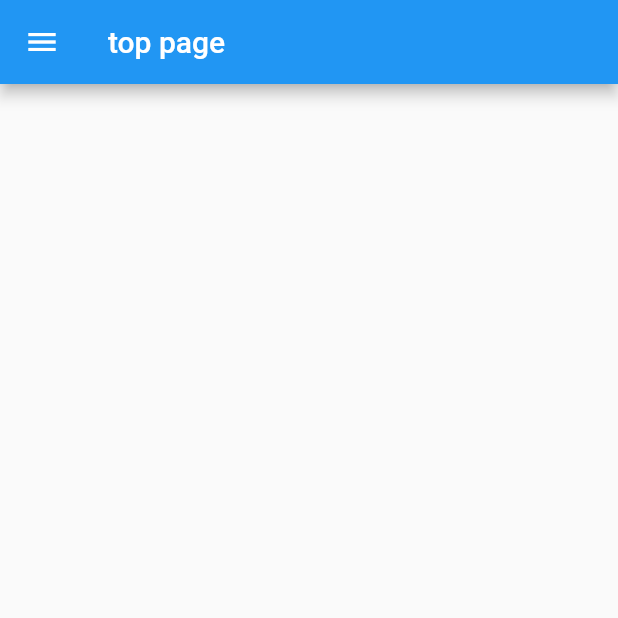
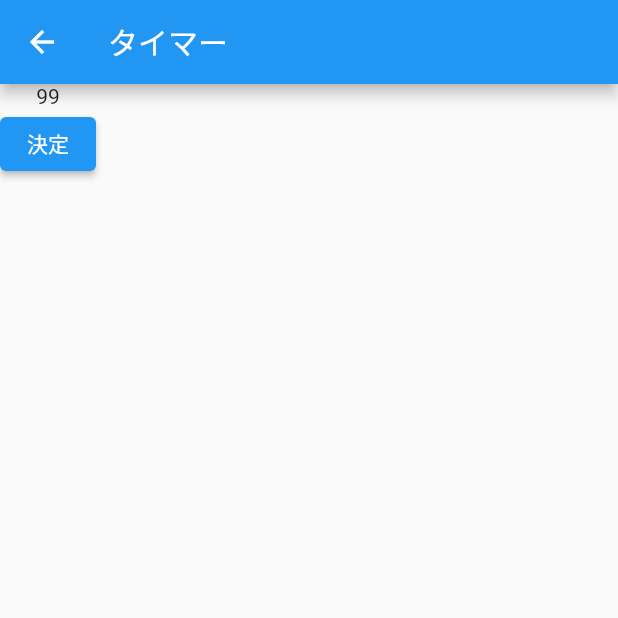
Before and after one commit to tdoke2000/benesse_hackason, a Flutter app: the screen it shows after launch, in the side drawer, after a tap on "今日のto do選択", on a phone screen of 412 x 824 dp, the top half of it. Run offline on Flutter 3.47's test engine with Material 2 defaults, Android fonts, the phone set to English and light mode, and no system bars; our stand-ins replace video_player; Roboto replaces fonts that are missing (ZenKakuGothicNew).

Commit message:
フォント、音楽、タイマーの初期追加

```diff
--- /dev/null
+++ b/lib/clock.dart
@@ -0,0 +1,60 @@
+import 'package:flutter/material.dart';
+import 'dart:async';
+import 'main.dart';
+
+class CountdownPage extends StatefulWidget {
+  CountdownPage(this.List_Weekly,this.List_Daily);
+  List<String> List_Weekly;
+  List<String> List_Daily;
+
+  @override
+  State<CountdownPage> createState() => _CountdownPageState(List_Weekly,List_Daily);
+}
+
+class _CountdownPageState extends State<CountdownPage> {
+  _CountdownPageState(this.List_Weekly,this.List_Daily);
+  List<String> List_Weekly;
+  List<String> List_Daily;
+  // カウンター
+  int _counter = 100;
+
+  @override
+  void initState() {
+    super.initState();
+    // 1. Timer.periodic : 新しい繰り返しタイマーを作成します
+    // 1秒ごとに _counterを1ずつ足していく
+    Timer.periodic(
+      // 第一引数：繰り返す間隔の時間を設定
+      const Duration(seconds: 1),
+      // 第二引数：その間隔ごとに動作させたい処理を書く
+          (Timer timer) {
+        _counter--;
+        setState(() {});
+      },
+    );
+  }
+  @override
+  Widget build(BuildContext context) {
+    return Scaffold(
+      appBar: AppBar(
+        title: const Text('タイマー'),
+      ),
+      body: Column(
+        children: [
+          Text(_counter.toString()),
+          ElevatedButton(
+            child: Text("決定"),
+            onPressed: () {
+              Navigator.push(
+              context,
+              MaterialPageRoute(
+                builder: (BuildContext context) => Home(List_Weekly,List_Daily),
+              ),
+              );
+            },
+          ),
+        ],
+      ),
+    );
+  }
+}
--- a/lib/daily_task.dart
+++ b/lib/daily_task.dart
@@ -2,13 +2,7 @@ import 'package:flutter/material.dart';
 import 'main.dart';
 
 class DailyTask extends StatefulWidget {
-<<<<<<< HEAD
   const DailyTask({Key? key}) : super(key: key);
-=======
-  DailyTask(this.map_weekly_name);
-  Map map_weekly_name;
-
->>>>>>> f9453928cb14ef58a9d9e5b508a45395574f1013
   @override
   State<DailyTask> createState() => _DailyTaskState();
 }
--- a/lib/main.dart
+++ b/lib/main.dart
@@ -1,6 +1,8 @@
 import 'package:flutter/material.dart';
 import 'weekly_task.dart';
 import 'daily_task.dart';
+import 'music.dart';
+import 'clock.dart';
 
 void main() {
   runApp(MyApp());
@@ -42,12 +44,14 @@ class MyApp extends StatelessWidget {
   @override
   Widget build(BuildContext context) {
     return MaterialApp(
-      theme: ThemeData(fontFamily: 'ZenKakuGothicNew'),
+      theme: ThemeData(fontFamily: 'ZenKakuGothicNew'), //オリジナルフォントの利用
       home: Home(List_Weekly,List_Daily),
       routes: {
         "/Home": (context) => Home(List_Weekly,List_Daily),
         "/WeeklyTask": (BuildContext context) => WeeklyTask(),
-        "/DailyTask": (BuildContext context) => DailyTask(map_weekly_name),
+        "/DailyTask": (BuildContext context) => DailyTask(),
+        "/Music": (BuildContext context) => AudioPlayerPage(List_Weekly,List_Daily),
+        "/Timer": (BuildContext context) => CountdownPage(List_Weekly,List_Daily),
       },
     );
   }
@@ -95,7 +99,8 @@ class _HomeState extends State<Home> {
             ListTile(
               title: Text('今日のto do選択'),
               onTap: () {
-                Navigator.pop(context);
+                //Navigator.pop(context)
+                Navigator.of(context).pushNamed("/Timer"); //動作確認も兼ねて仮設定
               },
             ),
             ListTile(
@@ -113,7 +118,8 @@ class _HomeState extends State<Home> {
             ListTile(
               title: Text('1週間のto doの編集'),
               onTap: () {
-                Navigator.pop(context);
+                //Navigator.pop(context)
+                Navigator.of(context).pushNamed("/Music"); //動作確認も兼ねて仮設定
               },
             ),
           ],
--- a/lib/weekly_task.dart
+++ b/lib/weekly_task.dart
@@ -18,7 +18,6 @@ class _WeeklyTaskState extends State<WeeklyTask> {
 
   int map_weekly_num = 0;
 
-<<<<<<< HEAD
   // Map map_daily_name = {
   // 0: {"Subject": "", "Unit": "", "Divid": ""},
   // 1: {"Subject": "", "Unit": "", "Divid": ""},
@@ -46,35 +45,7 @@ class _WeeklyTaskState extends State<WeeklyTask> {
   //   9: {"Subject": "", "Unit": "", "Divid": ""},
   //   10: {"Subject": "", "Unit": "", "Divid": ""},
   // };
-=======
-  Map map_daily_name = {
-  0: {"Subject": "", "Unit": "", "Divid": ""},
-  1: {"Subject": "", "Unit": "", "Divid": ""},
-  2: {"Subject": "", "Unit": "", "Divid": ""},
-  3: {"Subject": "", "Unit": "", "Divid": ""},
-  4: {"Subject": "", "Unit": "", "Divid": ""},
-  5: {"Subject": "", "Unit": "", "Divid": ""},
-  6: {"Subject": "", "Unit": "", "Divid": ""},
-  7: {"Subject": "", "Unit": "", "Divid": ""},
-  8: {"Subject": "", "Unit": "", "Divid": ""},
-  9: {"Subject": "", "Unit": "", "Divid": ""},
-  10: {"Subject": "", "Unit": "", "Divid": ""},
-  };
 
-  Map map_weekly_name = {
-    0: {"Subject": "", "Unit": "", "Divid": ""},
-    1: {"Subject": "", "Unit": "", "Divid": ""},
-    2: {"Subject": "", "Unit": "", "Divid": ""},
-    3: {"Subject": "", "Unit": "", "Divid": ""},
-    4: {"Subject": "", "Unit": "", "Divid": ""},
-    5: {"Subject": "", "Unit": "", "Divid": ""},
-    6: {"Subject": "", "Unit": "", "Divid": ""},
-    7: {"Subject": "", "Unit": "", "Divid": ""},
-    8: {"Subject": "", "Unit": "", "Divid": ""},
-    9: {"Subject": "", "Unit": "", "Divid": ""},
-    10: {"Subject": "", "Unit": "", "Divid": ""},
-  };
->>>>>>> f9453928cb14ef58a9d9e5b508a45395574f1013
   @override
   Widget build(BuildContext context) {
     return MaterialApp(
@@ -128,11 +99,7 @@ class _WeeklyTaskState extends State<WeeklyTask> {
                 Navigator.push(
                   context,
                   MaterialPageRoute(
-<<<<<<< HEAD
                     builder: (BuildContext context) => Home(List_Weekly,List_Daily),
-=======
-                    builder: (BuildContext context) => Home(map_weekly_name,map_daily_name),
->>>>>>> f9453928cb14ef58a9d9e5b508a45395574f1013
                   ),
                 );
               },
```
Also changed, not shown: lib/music.dart (added, +134 -0 lines), pubspec.yaml (+6 -1 lines), pubspec.lock, 10 other files.
